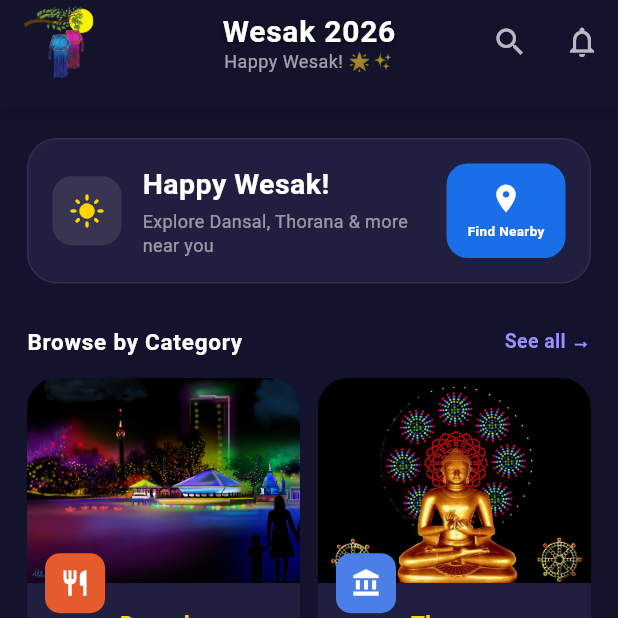
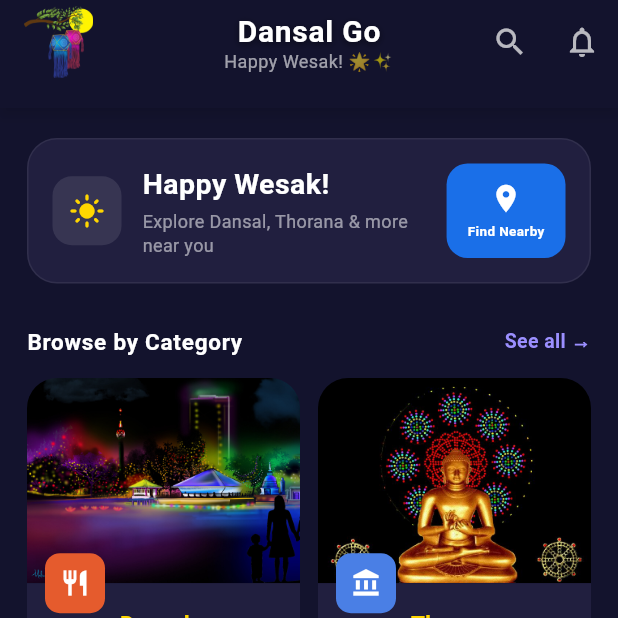
Before and after one commit to VimarshanaBandara/Wesak, a Flutter app: the screen it shows after launch, on a phone screen of 412 x 824 dp, the top half of it. Run offline on Flutter 3.47's test engine with Material 3 defaults, Android fonts, the phone set to English and light mode, and no system bars; our stand-ins replace cloud_firestore, firebase_auth, firebase_core, firebase_storage, flutter_localization, flutter_map and 6 more; missing offline and left inert: google_maps_flutter_android, google_maps_flutter_platform_interface; accounts and stored records are empty.

Commit message:
change app name

```diff
--- a/lib/l10n/app_locale.dart
+++ b/lib/l10n/app_locale.dart
@@ -54,7 +54,8 @@
   static const String profileAdminSubtitle = 'profile_admin_subtitle';
   static const String profileSignOut = 'profile_sign_out';
   static const String profileDeleteAccount = 'profile_delete_account';
-  static const String profileDeleteConfirmTitle = 'profile_delete_confirm_title';
+  static const String profileDeleteConfirmTitle =
+      'profile_delete_confirm_title';
   static const String profileDeleteConfirmMsg = 'profile_delete_confirm_msg';
   static const String profileDeleteConfirmBtn = 'profile_delete_confirm_btn';
   static const String profileSettings = 'profile_settings';
@@ -265,7 +266,7 @@
 
     splashBlessing: 'May you be blessed with a noble Wesak!',
 
-    homeTitle: 'Wesak 2026',
+    homeTitle: 'Dansal Go',
     homeGreeting: 'Happy Wesak!',
     homeSubtitle: 'Explore Dansal, Thorana & more near you',
     homeFindNearby: 'Find Nearby',
@@ -292,14 +293,15 @@
     profileNotifications: 'Notifications',
     profileManageAlerts: 'Manage alerts',
     profileAbout: 'About',
-    profileAboutSubtitle: 'Wesak 2026 · v1.0.0',
+    profileAboutSubtitle: 'Dansal Go · v1.0.0',
     profileAdminBadge: 'Administrator',
     profileAdminPanel: 'Admin Panel',
     profileAdminSubtitle: 'Review pending submissions',
     profileSignOut: 'Sign Out',
     profileDeleteAccount: 'Delete Account',
     profileDeleteConfirmTitle: 'Delete Account?',
-    profileDeleteConfirmMsg: 'This will permanently delete your account and all your data. This action cannot be undone.',
+    profileDeleteConfirmMsg:
+        'This will permanently delete your account and all your data. This action cannot be undone.',
     profileDeleteConfirmBtn: 'Delete',
     profileSettings: 'Settings',
     profileAccount: 'Account',
@@ -468,17 +470,17 @@
 
     splashBlessing: 'උතුම් වෙසක් මංගල්‍යයක් වේවා',
 
-    homeTitle: 'වෙසක් 2026',
+    homeTitle: 'Dansal Go',
     homeGreeting: 'සුභ වෙසක් !',
     homeSubtitle: 'ළඟම ඇති දන්සල්,තෝරන්,වෙසක් කූඩු සහ වෙසක් කලාප සොයා ගන්න.',
     homeFindNearby: 'ළඟම ඇති ඉසව්',
     homeVerified: 'සනාථ',
     homeBrowseCategory: 'වර්ගය අනුව සොයන්න',
-    homeTapExplore: 'ස්පර්ශ කරන්න',
+    homeTapExplore: 'Touch කරන්න',
     homeSeeAll: 'සියලුම →',
 
     typeDansal: 'දන්සල්',
-    typeThorana: 'තොරණ',
+    typeThorana: 'තොරණ්',
     typeKudu: 'වෙසක් කූඩු',
     typeGeetha: 'භක්ති ගීත',
 
@@ -490,20 +492,21 @@
     profileTitle: 'පැතිකඩ',
     profileGuest: 'ආගන්තුක',
     profileGuestSubtitle: 'ඉසව් එකතු කිරීමට හා නිරීක්ෂණය කිරීමට ඇතුළු වන්න',
-    profileSignIn: 'Google ෙකන් ඇතුළු වන්න',
+    profileSignIn: 'Google සමඟ ඉදිරියට යන්න',
     profileLanguage: 'භාෂාව',
     profileNotifications: 'දැනුම්දීම්',
     profileManageAlerts: 'ඇඟවීම් කළමනාකරණය',
     profileAbout: 'යෙදුම පිළිබඳව',
-    profileAboutSubtitle: 'වෙසක් 2026 · v1.0.0',
+    profileAboutSubtitle: 'Dansal Go · v1.0.0',
     profileAdminBadge: 'පරිපාලක',
     profileAdminPanel: 'පරිපාලන කොටස',
     profileAdminSubtitle: 'ලැබෙන ඉදිරිපත් කිරීම් සමාලෝචනය',
     profileSignOut: 'ඉවත් වන්න',
-    profileDeleteAccount: 'ගිණුම මකන්න',
-    profileDeleteConfirmTitle: 'ගිණුම මකන්නද?',
-    profileDeleteConfirmMsg: 'ඔබේ ගිණුම සහ සියලු දත්ත සදහටම මකා දමනු ලැබේ. මෙය undo කළ නොහැක.',
-    profileDeleteConfirmBtn: 'මකන්න',
+    profileDeleteAccount: 'ගිණුම ඉවත් කරන්න',
+    profileDeleteConfirmTitle: 'ගිණුම ඉවත් කරන්නද?',
+    profileDeleteConfirmMsg:
+        'ඔබේ ගිණුම සහ සියලු දත්ත සදහටම මකා දමනු ලැබේ. මෙය undo කළ නොහැක.',
+    profileDeleteConfirmBtn: 'ඉවත් කරන්න',
     profileSettings: 'සැකසීම්',
     profileAccount: 'ගිණුම',
     profileAdmin: 'පරිපාලක',
@@ -521,8 +524,8 @@
     searchTryDifferent: '"%a" — වෙනත් වචනයකින් සොයන්න',
 
     listSortBy: 'ක්‍රමය',
-    listSortDefault: 'පෙරනිමි',
-    listSortNearMe: 'ළඟ',
+    listSortDefault: 'සියල්ලම',
+    listSortNearMe: 'ළඟම',
     listSearchPlaceholder: 'නගරය හෝ ඉසව් නාමය සොයන්න...',
     listNoResults: '"%a" සඳහා ප්‍රතිඵල නෑ',
     listCouldNotLoad: 'ඉසව් load කළ නොහැකි විය',
--- a/lib/main.dart
+++ b/lib/main.dart
@@ -61,7 +61,7 @@
   @override
   Widget build(BuildContext context) {
     return MaterialApp(
-      title: 'Wesak',
+      title: 'Dansal Go',
       debugShowCheckedModeBanner: false,
       // Localization delegates + supported locales
       supportedLocales: FlutterLocalization.instance.supportedLocales,
--- a/lib/screens/event_detail_screen.dart
+++ b/lib/screens/event_detail_screen.dart
@@ -659,7 +659,7 @@
     final text = '🪔 ${event.name}\n'
         '📍 ${event.city.isNotEmpty ? event.city : 'Sri Lanka'}\n'
         '🎉 $typeLabel\n\n'
-        'Shared via Wesak 2026 App';
+        'Shared via Dansal Go';
     Share.share(text);
   }
 
```
Also changed, not shown: 2 other files.
